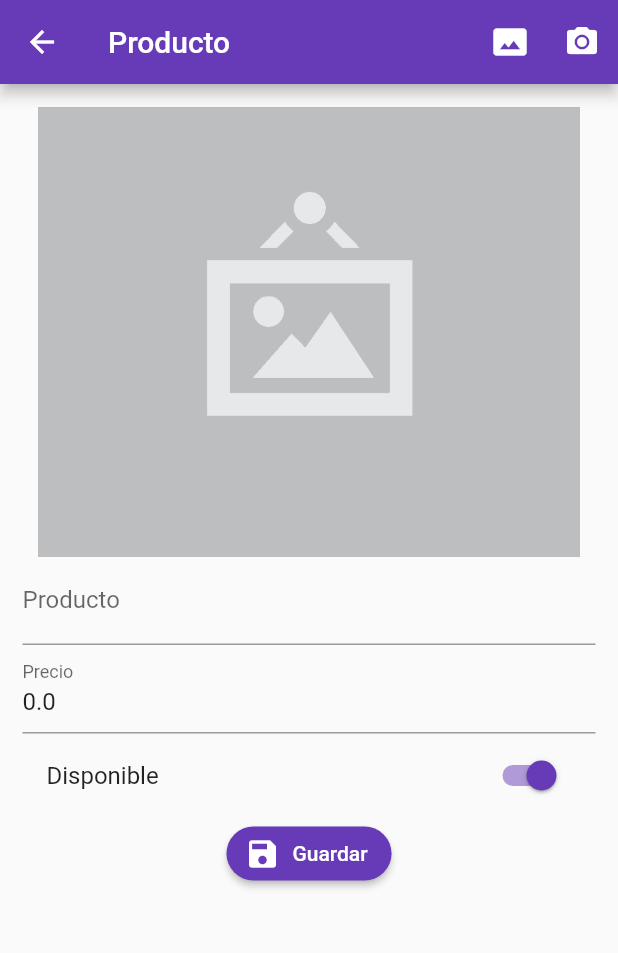
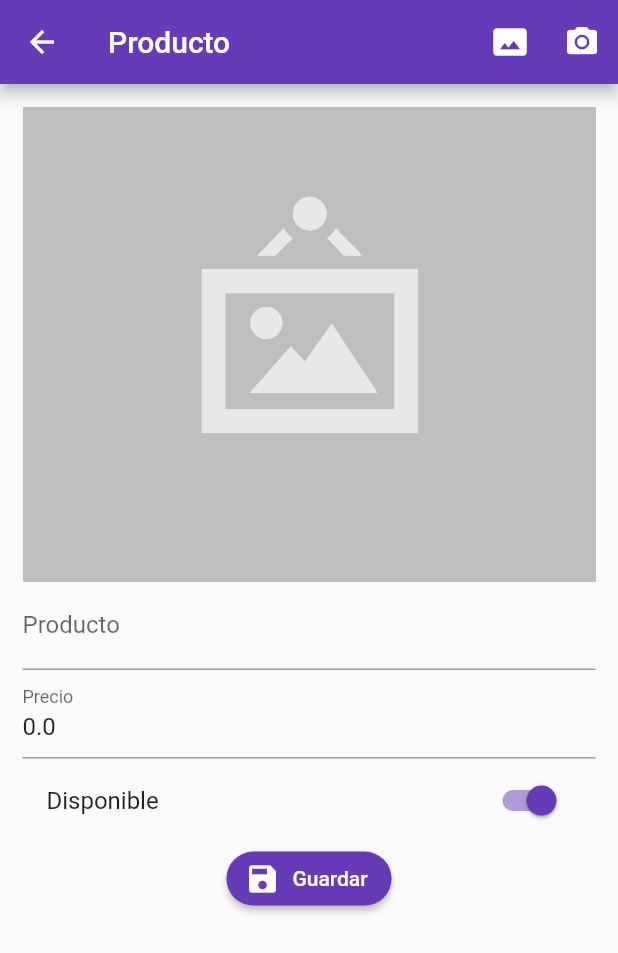
Before and after one commit to charger513/flutter_productos, a Flutter app: the ProductoPage screen opened by its route, on a phone screen of 412 x 824 dp. Shown: the top 953 px of the screen. Run offline on Flutter 3.47's test engine with Material 2 defaults, Android fonts, the phone set to English and light mode, and no system bars; our stand-ins replace image_picker, rxdart; network calls fail.

Commit message:
Se corrige el contenedor de la imagen para que se muestre correctamente

```diff
--- a/lib/src/pages/producto_page.dart
+++ b/lib/src/pages/producto_page.dart
@@ -156,13 +156,18 @@ class _ProductoPageState extends State<ProductoPage> {
 
   Widget _mostrarFoto() {
     if(producto.fotoUrl != null) {
-      return Container();
+      return Container(
+        child: Center(child: Text('Foto URL'))
+      );
     } else {
-      return Image(
-        image: AssetImage( foto?.path ?? 'assets/img/no-image.png'),
-        height: 300.0,
-        fit: BoxFit.cover,
-      );
+      if( foto != null ){
+        return Image.file(
+          foto,
+          fit: BoxFit.cover,
+          height: 300.0,
+        );
+      }
+      return Image.asset('assets/img/no-image.png');
     }
   }
 
```
